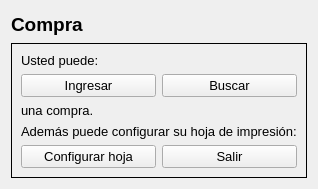
Qt form Compra/a_compra.ui (radtek/manager) before a commit.
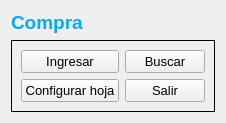
The same form after that commit.

What changed in the file:
```diff
--- a/Compra/a_compra.ui
+++ b/Compra/a_compra.ui
@@ -6,8 +6,8 @@
    <rect>
     <x>0</x>
     <y>0</y>
-    <width>314</width>
-    <height>189</height>
+    <width>216</width>
+    <height>123</height>
    </rect>
   </property>
   <property name="windowTitle">
@@ -25,6 +25,9 @@
          <bold>true</bold>
         </font>
        </property>
+       <property name="styleSheet">
+        <string notr="true">color: rgb(0, 170, 255);</string>
+       </property>
        <property name="text">
         <string>Compra</string>
        </property>
@@ -64,21 +67,6 @@
      </property>
      <layout class="QGridLayout" name="gridLayout">
       <item row="0" column="0">
-       <widget class="QLabel" name="label">
-        <property name="font">
-         <font>
-          <pointsize>10</pointsize>
-         </font>
-        </property>
-        <property name="text">
-         <string>Usted puede:</string>
-        </property>
-        <property name="alignment">
-         <set>Qt::AlignLeading|Qt::AlignLeft|Qt::AlignVCenter</set>
-        </property>
-       </widget>
-      </item>
-      <item row="1" column="0">
        <widget class="QPushButton" name="pushButton_ingresar">
         <property name="sizePolicy">
          <sizepolicy hsizetype="Minimum" vsizetype="Fixed">
@@ -97,31 +85,7 @@
         </property>
        </widget>
       </item>
-      <item row="3" column="0">
-       <widget class="QLabel" name="label_2">
-        <property name="font">
-         <font>
-          <pointsize>10</pointsize>
-         </font>
-        </property>
-        <property name="text">
-         <string>una compra.</string>
-        </property>
-       </widget>
-      </item>
-      <item row="4" column="0" colspan="2">
-       <widget class="QLabel" name="label_3">
-        <property name="font">
-         <font>
-          <pointsize>10</pointsize>
-         </font>
-        </property>
-        <property name="text">
-         <string>Además puede configurar su hoja de impresión:</string>
-        </property>
-       </widget>
-      </item>
-      <item row="5" column="1">
+      <item row="2" column="1">
        <widget class="QPushButton" name="pushButton_salir">
         <property name="font">
          <font>
@@ -133,7 +97,7 @@
         </property>
        </widget>
       </item>
-      <item row="5" column="0">
+      <item row="2" column="0">
        <widget class="QPushButton" name="pushButton_configurar_hoja">
         <property name="font">
          <font>
@@ -145,7 +109,7 @@
         </property>
        </widget>
       </item>
-      <item row="1" column="1">
+      <item row="0" column="1">
        <widget class="QPushButton" name="pushButton_buscar">
         <property name="sizePolicy">
          <sizepolicy hsizetype="Minimum" vsizetype="Fixed">
```
